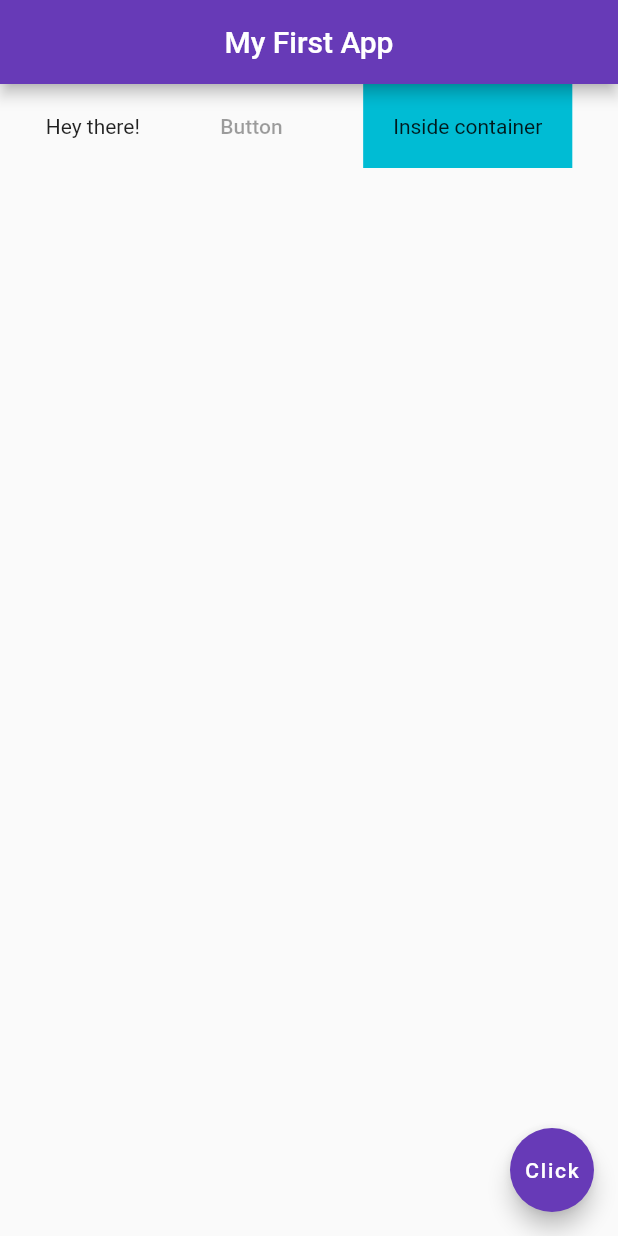
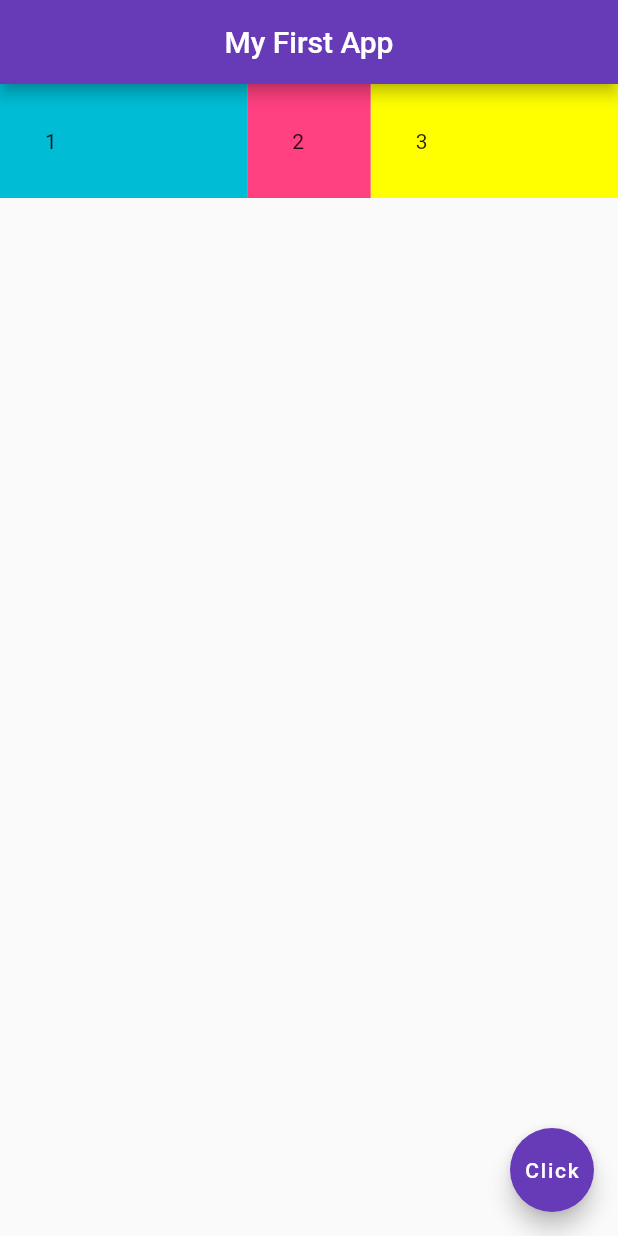
Before and after one commit to Aditya-76/Flutter-practice, a Flutter app: the screen it shows after launch, on a phone screen of 412 x 824 dp. Run offline on Flutter 3.47's test engine with Material 2 defaults, Android fonts, the phone set to English and light mode, and no system bars.

Commit message:
Expanded widgets (Flex)

```diff
--- a/lib/main.dart
+++ b/lib/main.dart
@@ -16,17 +16,27 @@ class Home extends StatelessWidget {
         backgroundColor: Colors.deepPurple,
       ),
       body: Row(
-        mainAxisAlignment: MainAxisAlignment.spaceEvenly,
         children: <Widget>[
-          Text('Hey there!'),
-          FlatButton(
-            color: Colors.amberAccent,
-            child: Text('Button'),
+          Expanded(
+            flex: 2,
+            child: Container(
+                padding: EdgeInsets.all(30.0),
+                color: Colors.cyan,
+                child: Text('1')),
           ),
-          Container(
-            padding: EdgeInsets.all(20.0),
-            color: Colors.cyan,
-            child: Text('Inside container'),
+          Expanded(
+            flex: 1,
+            child: Container(
+                padding: EdgeInsets.all(30.0),
+                color: Colors.pinkAccent,
+                child: Text('2')),
+          ),
+          Expanded(
+            flex: 2,
+            child: Container(
+                padding: EdgeInsets.all(30.0),
+                color: Colors.yellowAccent,
+                child: Text('3')),
           )
         ],
       ),
```
